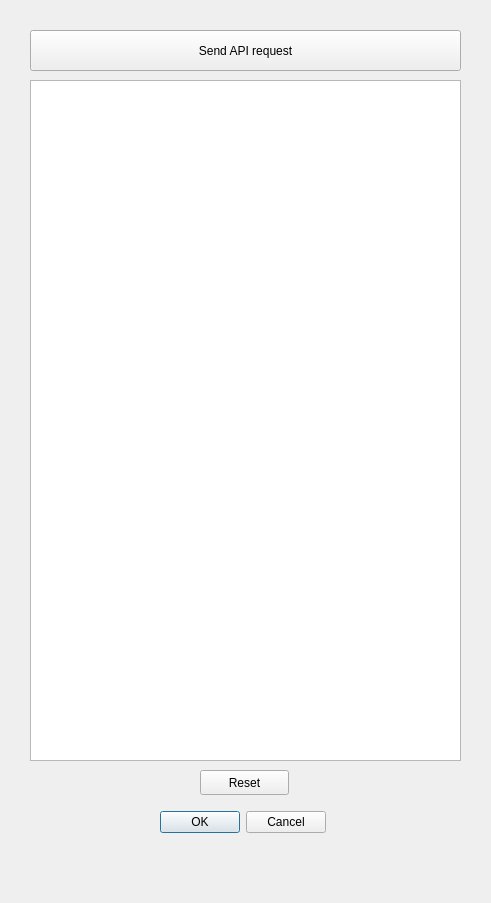
Old version of the form transition_qgis_dockwidget_base.ui in the repository chairemobilite/transition_qgis.
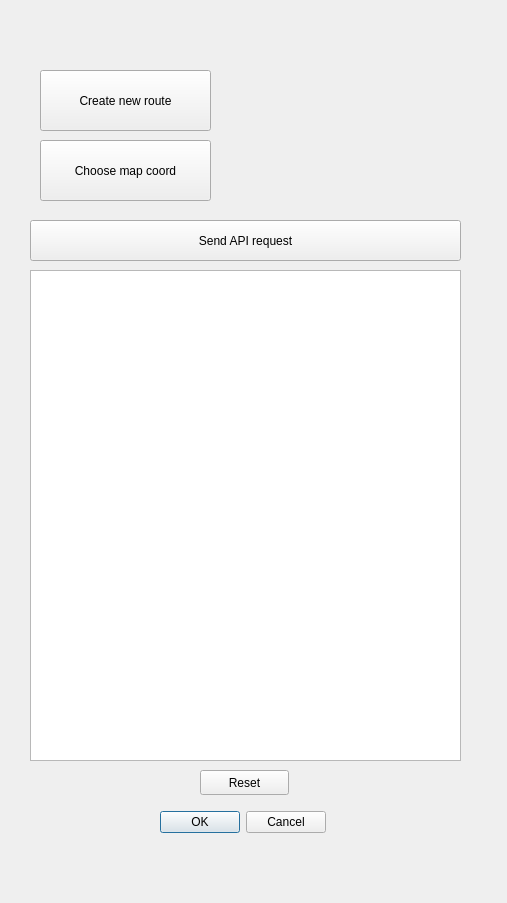
New version of the form.

Commit message: pop up create route

Diff of the .ui file:
```diff
--- a/transition_qgis_dockwidget_base.ui
+++ b/transition_qgis_dockwidget_base.ui
@@ -6,7 +6,7 @@
    <rect>
     <x>0</x>
     <y>0</y>
-    <width>491</width>
+    <width>507</width>
     <height>903</height>
    </rect>
   </property>
@@ -17,7 +17,7 @@
    <property name="geometry">
     <rect>
      <x>30</x>
-     <y>30</y>
+     <y>220</y>
      <width>431</width>
      <height>41</height>
     </rect>
@@ -43,9 +43,9 @@
    <property name="geometry">
     <rect>
      <x>30</x>
-     <y>80</y>
+     <y>270</y>
      <width>431</width>
-     <height>681</height>
+     <height>491</height>
     </rect>
    </property>
   </widget>
@@ -62,6 +62,32 @@
     <string>Reset</string>
    </property>
   </widget>
+  <widget class="QPushButton" name="routeButton">
+   <property name="geometry">
+    <rect>
+     <x>40</x>
+     <y>70</y>
+     <width>171</width>
+     <height>61</height>
+    </rect>
+   </property>
+   <property name="text">
+    <string>Create new route</string>
+   </property>
+  </widget>
+  <widget class="QPushButton" name="mapButton">
+   <property name="geometry">
+    <rect>
+     <x>40</x>
+     <y>140</y>
+     <width>171</width>
+     <height>61</height>
+    </rect>
+   </property>
+   <property name="text">
+    <string>Choose map coord</string>
+   </property>
+  </widget>
  </widget>
  <resources/>
  <connections/>
```
The commit also changes 3 other files.
